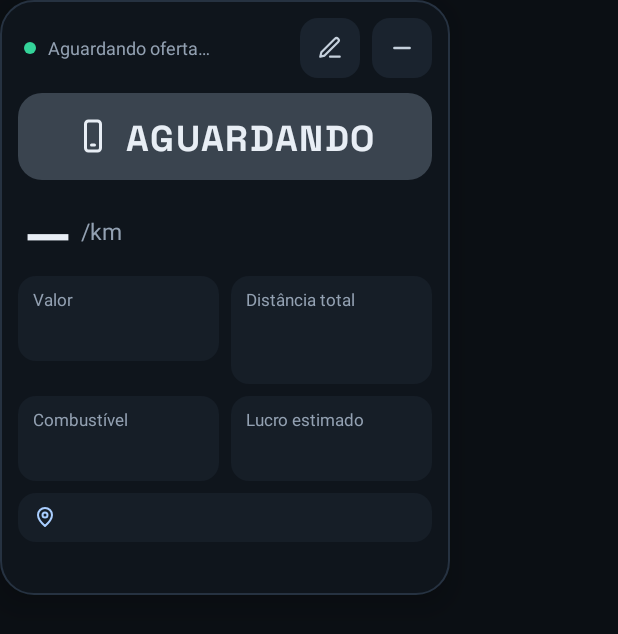
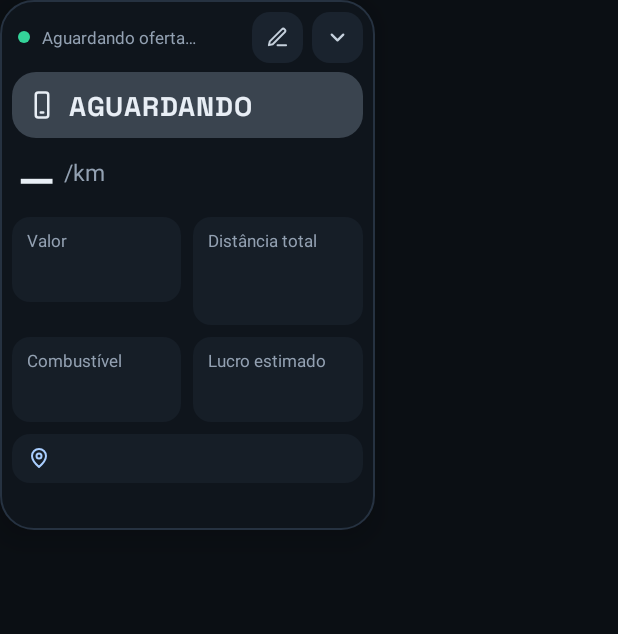
Before and after one commit to EriclesAlves13/smart-driver, an Android app: the layout overlay.xml on its own in the app's theme, with its tools: preview values and no code run, on a phone screen of 412 x 824 dp. Shown: the top 634 px of the screen. Run offline under Robolectric (Android 15) with nearby library versions, the phone set to English and light mode, and no system bars.

```diff
--- /dev/null
+++ b/app/src/main/res/drawable/ic_expand.xml
@@ -0,0 +1,4 @@
+<vector xmlns:android="http://schemas.android.com/apk/res/android"
+    android:width="24dp" android:height="24dp" android:viewportWidth="24" android:viewportHeight="24">
+    <path android:pathData="M6,9l6,6l6,-6" android:strokeColor="#FFFFFFFF" android:strokeWidth="2.4" android:strokeLineCap="round" android:strokeLineJoin="round" android:fillColor="#00000000"/>
+</vector>
--- a/app/src/main/res/layout/overlay.xml
+++ b/app/src/main/res/layout/overlay.xml
@@ -1,12 +1,12 @@
 <?xml version="1.0" encoding="utf-8"?>
 <LinearLayout xmlns:android="http://schemas.android.com/apk/res/android"
     android:id="@+id/root"
-    android:layout_width="300dp"
+    android:layout_width="250dp"
     android:layout_height="wrap_content"
     android:background="@drawable/bg_overlay"
     android:elevation="12dp"
     android:orientation="vertical"
-    android:padding="12dp">
+    android:padding="8dp">
 
     <LinearLayout
         android:layout_width="match_parent"
@@ -26,28 +26,30 @@
             android:layout_width="0dp"
             android:layout_height="wrap_content"
             android:layout_weight="1"
-            android:maxLines="2"
+            android:ellipsize="end"
+            android:maxLines="1"
+            android:textSize="11sp"
             android:text="Aguardando oferta…" />
         <ImageButton
             android:id="@+id/btnEdit"
-            android:layout_width="40dp"
-            android:layout_height="40dp"
+            android:layout_width="34dp"
+            android:layout_height="34dp"
             android:background="@drawable/bg_icon_btn"
             android:contentDescription="Editar dados"
-            android:padding="11dp"
+            android:padding="9dp"
             android:scaleType="fitCenter"
             android:src="@drawable/ic_pencil"
             android:tint="@color/text2" />
         <ImageButton
             android:id="@+id/btnMin"
-            android:layout_width="40dp"
-            android:layout_height="40dp"
-            android:layout_marginStart="8dp"
+            android:layout_width="34dp"
+            android:layout_height="34dp"
+            android:layout_marginStart="6dp"
             android:background="@drawable/bg_icon_btn"
-            android:contentDescription="Minimizar"
-            android:padding="11dp"
+            android:contentDescription="Ver detalhes"
+            android:padding="9dp"
             android:scaleType="fitCenter"
-            android:src="@drawable/ic_minus"
+            android:src="@drawable/ic_expand"
             android:tint="@color/text2" />
     </LinearLayout>
 
@@ -56,45 +58,71 @@
         android:id="@+id/verdictBox"
         android:layout_width="match_parent"
         android:layout_height="wrap_content"
-        android:layout_marginTop="10dp"
+        android:layout_marginTop="6dp"
         android:background="@drawable/bg_round"
         android:backgroundTint="#FF3A444F"
-        android:gravity="center"
-        android:minHeight="58dp"
+        android:gravity="center_vertical"
+        android:minHeight="44dp"
         android:orientation="horizontal"
         android:paddingStart="10dp"
         android:paddingEnd="10dp">
         <ImageView
             android:id="@+id/verdictIcon"
-            android:layout_width="24dp"
-            android:layout_height="24dp"
-            android:layout_marginEnd="10dp"
+            android:layout_width="20dp"
+            android:layout_height="20dp"
+            android:layout_marginEnd="8dp"
             android:importantForAccessibility="no"
             android:src="@drawable/ic_phone"
             android:tint="@color/text" />
         <TextView
             android:id="@+id/verdict"
+            android:layout_width="0dp"
+            android:layout_height="wrap_content"
+            android:layout_weight="1"
+            android:fontFamily="@font/sg_700"
+            android:letterSpacing="0.03"
+            android:maxLines="2"
+            android:text="AGUARDANDO"
+            android:textColor="@color/text"
+            android:textSize="18sp" />
+        <TextView
+            android:id="@+id/verdictKm"
             android:layout_width="wrap_content"
             android:layout_height="wrap_content"
+            android:layout_marginStart="6dp"
             android:fontFamily="@font/sg_700"
-            android:letterSpacing="0.04"
-            android:text="AGUARDANDO"
-            android:textColor="@color/text"
-            android:textSize="24sp" />
+            android:textSize="14sp"
+            android:visibility="gone" />
     </LinearLayout>
+
+    <!-- resumo (modo compacto) -->
+    <TextView
+        android:id="@+id/summary"
+        android:layout_width="match_parent"
+        android:layout_height="wrap_content"
+        android:layout_marginTop="6dp"
+        android:lineSpacingExtra="2dp"
+        android:paddingStart="4dp"
+        android:paddingEnd="4dp"
+        android:textColor="@color/text2"
+        android:textSize="12sp"
+        android:visibility="gone" />
 
     <!-- motivos da recusa -->
     <TextView
         android:id="@+id/reasons"
         android:layout_width="match_parent"
         android:layout_height="wrap_content"
-        android:layout_marginTop="10dp"
+        android:layout_marginTop="6dp"
         android:background="@drawable/bg_box"
         android:backgroundTint="@color/red_bg"
-        android:lineSpacingExtra="4dp"
-        android:padding="10dp"
+        android:lineSpacingExtra="2dp"
+        android:paddingStart="8dp"
+        android:paddingTop="6dp"
+        android:paddingEnd="8dp"
+        android:paddingBottom="6dp"
         android:textColor="@color/red_soft"
-        android:textSize="13sp"
+        android:textSize="12sp"
         android:visibility="gone" />
 
     <!-- aviso: confirmar destino / dados incompletos -->
@@ -102,11 +130,11 @@
         android:id="@+id/warnBox"
         android:layout_width="match_parent"
         android:layout_height="wrap_content"
-        android:layout_marginTop="10dp"
+        android:layout_marginTop="6dp"
         android:background="@drawable/bg_box"
         android:backgroundTint="@color/amber_bg"
         android:orientation="vertical"
-        android:padding="10dp"
+        android:padding="8dp"
         android:visibility="gone">
         <TextView
             android:id="@+id/warnText"
@@ -196,7 +224,7 @@
                 android:layout_height="wrap_content"
                 android:fontFamily="@font/sg_700"
                 android:text="—"
-                android:textSize="36sp" />
+                android:textSize="28sp" />
             <TextView
                 android:layout_width="0dp"
                 android:layout_height="wrap_content"
```
Also changed, not shown: app/src/main/java/com/smartdriver/calc/OverlayController.java (+43 -8 lines), 2 other files.
